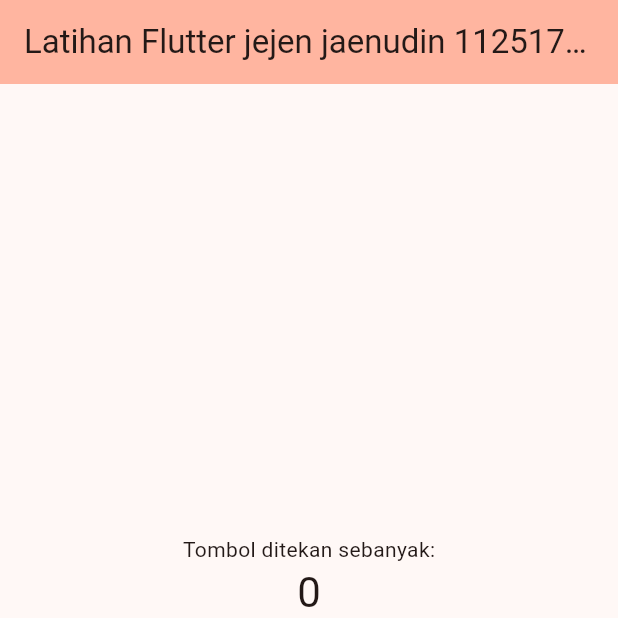
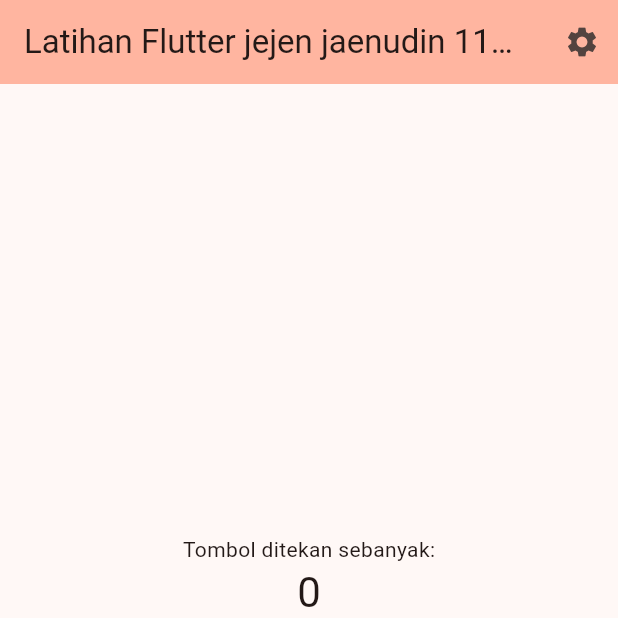
Before and after one commit to jejenjaenudin0895/Tugas_week_4_-1125170031-, a Flutter app: the screen it shows after launch, on a phone screen of 412 x 824 dp, the top half of it. Run offline on Flutter 3.47's test engine with Material 3 defaults, Android fonts, the phone set to English and light mode, and no system bars.

Commit message:
penambahan icon setting disamping judul

```diff
--- a/lib/main.dart
+++ b/lib/main.dart
@@ -71,6 +71,18 @@ Widget build (BuildContext context){
   appBar:AppBar(
     backgroundColor: Theme.of(context).colorScheme.inversePrimary,
      title: Text(widget.title), //gunakan title dinamis
+
+      actions: [
+          IconButton(
+            icon: const Icon(Icons.settings),
+            tooltip: 'Pengaturan',
+            onPressed: () {
+              ScaffoldMessenger.of(context).showSnackBar(
+                const SnackBar(content: Text('Tombol Pengaturan ditekan')),
+              );
+            },
+          ),
+        ],
     ),
     body:Center(
       child: Column(
```
